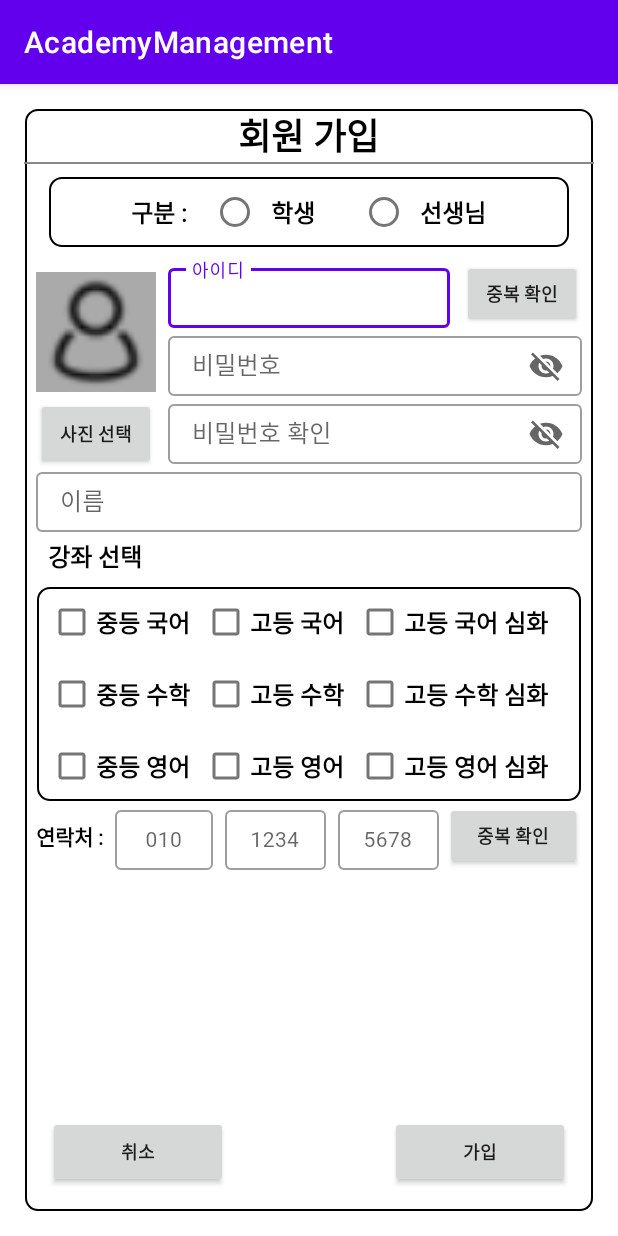
After one commit to greatCenterDeveloper/AcademyManagement, an Android app: the AcademySignupActivity screen opened directly, with no data from a screen before it, on a phone screen of 412 x 824 dp. The commit adds this screen. Run offline under Robolectric (Android 15) with nearby library versions, the phone set to English and light mode, and no system bars.

Commit message:
- LoginActivity 주석 추가 - IntroActivity Handler 부분 수정 - activity_academy_signup.xml   회원가입 UI 추가 - AcademySignupActivity   회원 가입이 필요 정보들 입력 확인 기능 추가

```diff
--- a/app/src/main/AndroidManifest.xml
+++ b/app/src/main/AndroidManifest.xml
@@ -12,6 +12,9 @@
         android:supportsRtl="true"
         android:theme="@style/Theme.AcademyManagement"
         tools:targetApi="31">
+        <activity
+            android:name=".activities.AcademySignupActivity"
+            android:exported="false" />
         <activity
             android:name=".activities.AcademyLoginActivity"
             android:exported="false" />
--- /dev/null
+++ b/app/src/main/java/com/swj/academymanagement/activities/AcademySignupActivity.kt
@@ -0,0 +1,115 @@
+package com.swj.academymanagement.activities
+
+import androidx.appcompat.app.AppCompatActivity
+import android.os.Bundle
+import android.widget.CheckBox
+import androidx.appcompat.app.AlertDialog
+import com.google.android.material.radiobutton.MaterialRadioButton
+import com.swj.academymanagement.databinding.ActivityAcademySignupBinding
+
+class AcademySignupActivity : AppCompatActivity() {
+
+    val binding:ActivityAcademySignupBinding by lazy { ActivityAcademySignupBinding.inflate(layoutInflater) }
+    // 학생, 선생님 둘 중 하나 선택했는지 확인..
+    var authCheck = false
+    // 아이디 중복검사 했는지 확인..
+    var idCheck = false
+    // 비밀번호가 서로 일치하는지 확인..
+    var passwordCheck = false
+    // 핸드폰 중복검사 했는지 확인..
+    var callCheck = false
+    override fun onCreate(savedInstanceState: Bundle?) {
+        super.onCreate(savedInstanceState)
+        setContentView(binding.root)
+
+        binding.btnSighup.setOnClickListener { signUp() }
+    }
+
+    // 가입 버튼 클릭
+    private fun signUp() {
+        // 권한 가져오기 ( 학생, 선생님 )
+        var authority = ""
+
+        // 학생이나 선생님 중 둘 중 하나라도 선택을 했다면..
+        if (binding.rbStudent.isChecked || binding.rbTeacher.isChecked) {
+            authority = findViewById<MaterialRadioButton>(binding.rgAuthority.checkedRadioButtonId).text.toString()
+            authCheck = true
+        }
+
+        // 사진 경로
+        //val profile
+
+        // 아이디
+        var id:String = binding.tilInputId.editText!!.text.toString()
+
+        // 아이디 중복 체크
+        binding.btnIdCheck.setOnClickListener{
+            if(id.equals("")) {
+                AlertDialog.Builder(this).setMessage("아이디를 입력하세요.").setPositiveButton("OK", null).show()
+                idCheck = false
+            } else {
+                // 중복된 아이디가 없는지 Retrofit
+            }
+        }
+
+        // 비밀번호
+        var password:String = binding.tilInputPassword.editText!!.text.toString()
+
+        // 비밀번호 확인과 일치하는지?
+        passwordCheck = binding.tilInputPasswordCheck.editText!!.text.toString().equals(password)
+
+        var name:String = ""
+        if (!binding.tilInputName.editText!!.text.toString().equals(""))
+            name = binding.tilInputName.editText!!.text.toString()
+
+        val courseArr:MutableList<String> = mutableListOf()
+        if (binding.cbMiddleKor.isChecked) courseArr.add(binding.cbMiddleKor.text.toString())
+        if (binding.cbHighKor.isChecked) courseArr.add(binding.cbHighKor.text.toString())
+        if (binding.cbHighKorAdvance.isChecked) courseArr.add(binding.cbHighKorAdvance.text.toString())
+
+        if (binding.cbMiddleMath.isChecked) courseArr.add(binding.cbMiddleMath.text.toString())
+        if (binding.cbHighMath.isChecked) courseArr.add(binding.cbHighMath.text.toString())
+        if (binding.cbHighMathAdvance.isChecked) courseArr.add(binding.cbHighMathAdvance.text.toString())
+
+        if (binding.cbMiddleEng.isChecked) courseArr.add(binding.cbMiddleEng.text.toString())
+        if (binding.cbHighEng.isChecked) courseArr.add(binding.cbHighEng.text.toString())
+        if (binding.cbHighEngAdvance.isChecked) courseArr.add(binding.cbHighEngAdvance.text.toString())
+
+        var call1 = ""
+        if (binding.tilCall1.editText!!.text.toString().length == 3) {
+            call1 = binding.tilCall1.editText!!.text.toString()
+        }
+
+        var call2 = ""
+        if (binding.tilCall2.editText!!.text.toString().length == 4) {
+            call2 = binding.tilCall2.editText!!.text.toString()
+        }
+
+        var call3 = ""
+        if (binding.tilCall3.editText!!.text.toString().length == 4) {
+            call3 = binding.tilCall3.editText!!.text.toString()
+        }
+
+        var call = ""
+        binding.btnCallCheck.setOnClickListener {
+            if (call1.equals("") || call2.equals("") || call3.equals("")) {
+                AlertDialog.Builder(this).setMessage("휴대폰 번호를 입력하세요.").setPositiveButton("OK", null).show()
+                callCheck = false
+            }  else {
+                // 중복된 휴대폰 번호가 있는지 Retrofit
+
+                call = "${call1}-${call2}-${call3}"
+            }
+        }
+
+        // 권한 선택함
+        // 아이디가 중복되지 않음
+        // 비밀번호 / 비밀번호 확인이 서로 일치
+        // 이름 입력함
+        // 강좌 선택함
+        // 휴대폰 번호 중복되지 않을 경우 가입 승인
+        if(authCheck && idCheck && passwordCheck && !name.equals("") && courseArr.size != 0 && !call.equals("")) {
+            // 가입 승인 Retrofit
+        }
+    }
+}
--- a/app/src/main/java/com/swj/academymanagement/activities/IntroActivity.kt
+++ b/app/src/main/java/com/swj/academymanagement/activities/IntroActivity.kt
@@ -16,7 +16,7 @@ class IntroActivity : AppCompatActivity() {
         handler.postDelayed({
             startActivity(Intent(this, LoginActivity::class.java))
             finish()
-        }, 1000)
+        }, 1500)
     }
 
     override fun onPause() {
--- a/app/src/main/java/com/swj/academymanagement/activities/LoginActivity.kt
+++ b/app/src/main/java/com/swj/academymanagement/activities/LoginActivity.kt
@@ -12,17 +12,28 @@ class LoginActivity : AppCompatActivity() {
         super.onCreate(savedInstanceState)
         setContentView(binding.root)
 
+        // 학원 아이디로 로그인 버튼
         binding.btnAcademyAccount.setOnClickListener {
             startActivity(Intent(this, AcademyLoginActivity::class.java))
             finish()
         }
 
+        // 네이버 아이디로 로그인 버튼
         binding.btnNaverAccount.setOnClickListener {}
 
+        // 회원 가입 버튼
         binding.btnSignUp.setOnClickListener {
             binding.layoutLogin.visibility = View.GONE
             binding.layoutSignup.visibility = View.VISIBLE
         }
 
+        // 학원 아이디로 가입하기 버튼
+        binding.btnAcademyAccountSignup.setOnClickListener {
+            startActivity(Intent(this, AcademySignupActivity::class.java))
+            finish()
+        }
+
+        // 네이버 아이디로 가입하기 버튼
+        binding.btnNaverAccountSignup.setOnClickListener {}
     }
 }
--- /dev/null
+++ b/app/src/main/res/layout/activity_academy_signup.xml
@@ -0,0 +1,458 @@
+<?xml version="1.0" encoding="utf-8"?>
+<RelativeLayout xmlns:android="http://schemas.android.com/apk/res/android"
+    xmlns:app="http://schemas.android.com/apk/res-auto"
+    xmlns:tools="http://schemas.android.com/tools"
+    android:layout_width="match_parent"
+    android:layout_height="match_parent"
+    android:padding="16dp"
+    tools:context=".activities.AcademySignupActivity">
+
+    <RelativeLayout
+        android:layout_width="match_parent"
+        android:layout_height="match_parent"
+        android:background="@drawable/layout_border">
+
+        <TextView
+            android:id="@+id/tv_title"
+            android:layout_width="wrap_content"
+            android:layout_height="wrap_content"
+            android:text="회원 가입"
+            android:textSize="24sp"
+            android:textStyle="bold"
+            android:textColor="@color/black"
+            android:fontFamily="@font/cookierunbold"
+            android:layout_centerHorizontal="true"/>
+
+        <RelativeLayout
+            android:id="@+id/line"
+            android:layout_width="match_parent"
+            android:layout_height="1dp"
+            android:background="#888888"
+            android:layout_below="@id/tv_title"/>
+
+        <RadioGroup
+            android:id="@+id/rg_authority"
+            android:layout_width="match_parent"
+            android:layout_height="wrap_content"
+            android:layout_below="@id/line"
+            android:layout_marginTop="8dp"
+            android:orientation="horizontal"
+            android:gravity="center_horizontal"
+            android:background="@drawable/layout_border"
+            android:layout_marginLeft="16dp"
+            android:layout_marginRight="16dp">
+
+            <TextView
+                android:layout_width="wrap_content"
+                android:layout_height="wrap_content"
+                android:text="구분 :"
+                android:textStyle="bold"
+                android:textColor="@color/black"
+                android:textSize="16sp"
+                android:fontFamily="@font/cookierunbold"
+                android:layout_marginRight="16dp"/>
+
+            <com.google.android.material.radiobutton.MaterialRadioButton
+                android:id="@+id/rb_student"
+                android:layout_width="wrap_content"
+                android:layout_height="wrap_content"
+                android:text="학생"
+                android:textStyle="bold"
+                android:textColor="@color/black"
+                android:textSize="16sp"
+                android:fontFamily="@font/cookierunbold"
+                android:paddingLeft="8dp"/>
+
+            <com.google.android.material.radiobutton.MaterialRadioButton
+                android:id="@+id/rb_teacher"
+                android:layout_width="wrap_content"
+                android:layout_height="wrap_content"
+                android:text="선생님"
+                android:textStyle="bold"
+                android:textColor="@color/black"
+                android:textSize="16sp"
+                android:fontFamily="@font/cookierunbold"
+                android:paddingLeft="8dp"
+                android:layout_marginLeft="30dp"/>
+        </RadioGroup>
+
+        <ImageView
+            android:id="@+id/iv_profile"
+            android:layout_width="80dp"
+            android:layout_height="80dp"
+            android:background="#aaaaaa"
+            android:src="@drawable/user_icon"
+            android:scaleType="centerCrop"
+            android:layout_below="@id/rg_authority"
+            android:layout_marginLeft="8dp"
+            android:layout_marginTop="16dp"/>
+
+        <androidx.appcompat.widget.AppCompatButton
+            android:id="@+id/btn_profile_select"
+            android:layout_width="80dp"
+            android:layout_height="wrap_content"
+            android:text="사진 선택"
+            android:textStyle="bold"
+            android:textSize="12sp"
+            android:fontFamily="@font/cookierunblack"
+            android:layout_below="@id/iv_profile"
+            android:layout_marginLeft="8dp"
+            android:layout_marginTop="4dp"/>
+
+        <com.google.android.material.textfield.TextInputLayout
+            android:id="@+id/til_input_id"
+            android:layout_width="wrap_content"
+            android:layout_height="45dp"
+            style="@style/Widget.MaterialComponents.TextInputLayout.OutlinedBox"
+            android:layout_marginTop="8dp"
+            android:layout_marginLeft="8dp"
+            android:layout_marginRight="8dp"
+            android:hint="아이디"
+            app:endIconMode="clear_text"
+            android:layout_below="@id/rg_authority"
+            android:layout_toRightOf="@id/iv_profile"
+            android:layout_toLeftOf="@id/btn_id_check">
+
+            <com.google.android.material.textfield.TextInputEditText
+                android:layout_width="match_parent"
+                android:layout_height="wrap_content"
+                android:fontFamily="@font/cookierunbold"/>
+
+        </com.google.android.material.textfield.TextInputLayout>
+
+        <androidx.appcompat.widget.AppCompatButton
+            android:id="@+id/btn_id_check"
+            android:layout_width="80dp"
+            android:layout_height="wrap_content"
+            android:text="중복 확인"
+            android:textStyle="bold"
+            android:textSize="12sp"
+            android:fontFamily="@font/cookierunblack"
+            android:layout_below="@id/rg_authority"
+            android:layout_alignTop="@id/til_input_id"
+            android:layout_alignParentRight="true"
+            android:layout_alignBottom="@id/til_input_id"
+            android:layout_marginRight="8dp"/>
+
+        <com.google.android.material.textfield.TextInputLayout
+            android:id="@+id/til_input_password"
+            android:layout_width="wrap_content"
+            android:layout_height="45dp"
+            android:layout_marginLeft="8dp"
+            android:layout_marginRight="8dp"
+            style="@style/Widget.MaterialComponents.TextInputLayout.OutlinedBox"
+            android:hint="비밀번호"
+            app:endIconMode="password_toggle"
+            android:layout_below="@id/til_input_id"
+            android:layout_toRightOf="@id/iv_profile"
+            android:layout_alignParentRight="true">
+
+            <com.google.android.material.textfield.TextInputEditText
+                android:layout_width="match_parent"
+                android:layout_height="wrap_content"
+                android:fontFamily="@font/cookierunbold"/>
+
+        </com.google.android.material.textfield.TextInputLayout>
+
+        <com.google.android.material.textfield.TextInputLayout
+            android:id="@+id/til_input_password_check"
+            android:layout_width="wrap_content"
+            android:layout_height="45dp"
+            android:layout_marginLeft="8dp"
+            android:layout_marginRight="8dp"
+            style="@style/Widget.MaterialComponents.TextInputLayout.OutlinedBox"
+            android:hint="비밀번호 확인"
+            app:endIconMode="password_toggle"
+            android:layout_below="@id/til_input_password"
+            android:layout_toRightOf="@id/iv_profile"
+            android:layout_alignParentRight="true">
+
+            <com.google.android.material.textfield.TextInputEditText
+                android:layout_width="match_parent"
+                android:layout_height="wrap_content"
+                android:fontFamily="@font/cookierunbold"/>
+
+        </com.google.android.material.textfield.TextInputLayout>
+
+        <com.google.android.material.textfield.TextInputLayout
+            android:id="@+id/til_input_name"
+            android:layout_width="match_parent"
+            android:layout_height="45dp"
+            android:layout_marginLeft="8dp"
+            android:layout_marginRight="8dp"
+            style="@style/Widget.MaterialComponents.TextInputLayout.OutlinedBox"
+            android:hint="이름"
+            app:endIconMode="clear_text"
+            android:layout_below="@id/til_input_password_check">
+
+            <com.google.android.material.textfield.TextInputEditText
+                android:layout_width="match_parent"
+                android:layout_height="wrap_content"
+                android:fontFamily="@font/cookierunbold"/>
+
+        </com.google.android.material.textfield.TextInputLayout>
+
+        <TextView
+            android:id="@+id/tv_course_title"
+            android:layout_width="wrap_content"
+            android:layout_height="wrap_content"
+            android:text="강좌 선택"
+            android:textStyle="bold"
+            android:textColor="@color/black"
+            android:textSize="16sp"
+            android:layout_marginLeft="16dp"
+            android:layout_marginTop="4dp"
+            android:fontFamily="@font/cookierunbold"
+            android:layout_below="@id/til_input_name" />
+
+        <RelativeLayout
+            android:id="@+id/course_layout"
+            android:layout_width="match_parent"
+            android:layout_height="wrap_content"
+            android:layout_below="@id/tv_course_title"
+            android:layout_marginTop="8dp"
+            android:layout_marginLeft="8dp"
+            android:layout_marginRight="8dp"
+            android:background="@drawable/layout_border">
+            <CheckBox
+                android:id="@+id/cb_middle_kor"
+                android:layout_width="wrap_content"
+                android:layout_height="wrap_content"
+                android:text="중등 국어"
+                android:textStyle="bold"
+                android:textColor="@color/black"
+                android:textSize="16sp"
+                android:fontFamily="@font/cookierunbold"
+                android:layout_marginLeft="8dp"/>
+
+            <CheckBox
+                android:id="@+id/cb_high_kor"
+                android:layout_width="wrap_content"
+                android:layout_height="wrap_content"
+                android:text="고등 국어"
+                android:textStyle="bold"
+                android:textColor="@color/black"
+                android:textSize="16sp"
+                android:fontFamily="@font/cookierunbold"
+                android:layout_toRightOf="@id/cb_middle_kor"
+                android:layout_marginLeft="8dp"/>
+
+            <CheckBox
+                android:id="@+id/cb_high_kor_advance"
+                android:layout_width="wrap_content"
+                android:layout_height="wrap_content"
+                android:text="고등 국어 심화"
+                android:textStyle="bold"
+                android:textColor="@color/black"
+                android:textSize="16sp"
+                android:fontFamily="@font/cookierunbold"
+                android:layout_toRightOf="@id/cb_high_kor"
+                android:layout_marginLeft="8dp"/>
+
+            <CheckBox
+                android:id="@+id/cb_middle_math"
+                android:layout_width="wrap_content"
+                android:layout_height="wrap_content"
+                android:text="중등 수학"
+                android:textStyle="bold"
+                android:textColor="@color/black"
+                android:textSize="16sp"
+                android:fontFamily="@font/cookierunbold"
+                android:layout_marginLeft="8dp"
+                android:layout_below="@id/cb_middle_kor"/>
+
+            <CheckBox
+                android:id="@+id/cb_high_math"
+                android:layout_width="wrap_content"
+                android:layout_height="wrap_content"
+                android:text="고등 수학"
+                android:textStyle="bold"
+                android:textColor="@color/black"
+                android:textSize="16sp"
+                android:fontFamily="@font/cookierunbold"
+                android:layout_toRightOf="@id/cb_middle_kor"
+                android:layout_marginLeft="8dp"
+                android:layout_alignTop="@id/cb_middle_math"/>
+
+            <CheckBox
+                android:id="@+id/cb_high_math_advance"
+                android:layout_width="wrap_content"
+                android:layout_height="wrap_content"
+                android:text="고등 수학 심화"
+                android:textStyle="bold"
+                android:textColor="@color/black"
+                android:textSize="16sp"
+                android:fontFamily="@font/cookierunbold"
+                android:layout_toRightOf="@id/cb_high_kor"
+                android:layout_marginLeft="8dp"
+                android:layout_alignTop="@id/cb_middle_math"/>
+
+            <CheckBox
+                android:id="@+id/cb_middle_eng"
+                android:layout_width="wrap_content"
+                android:layout_height="wrap_content"
+                android:text="중등 영어"
+                android:textStyle="bold"
+                android:textColor="@color/black"
+                android:textSize="16sp"
+                android:fontFamily="@font/cookierunbold"
+                android:layout_marginLeft="8dp"
+                android:layout_below="@id/cb_middle_math"/>
+
+            <CheckBox
+                android:id="@+id/cb_high_eng"
+                android:layout_width="wrap_content"
+                android:layout_height="wrap_content"
+                android:text="고등 영어"
+                android:textStyle="bold"
+                android:textColor="@color/black"
+                android:textSize="16sp"
+                android:fontFamily="@font/cookierunbold"
+                android:layout_toRightOf="@id/cb_middle_kor"
+                android:layout_marginLeft="8dp"
+                android:layout_alignTop="@id/cb_middle_eng"/>
+
+            <CheckBox
+                android:id="@+id/cb_high_eng_advance"
+                android:layout_width="wrap_content"
+                android:layout_height="wrap_content"
+                android:text="고등 영어 심화"
+                android:textStyle="bold"
+                android:textColor="@color/black"
+                android:textSize="16sp"
+                android:fontFamily="@font/cookierunbold"
+                android:layout_toRightOf="@id/cb_high_kor"
+                android:layout_marginLeft="8dp"
+                android:layout_alignTop="@id/cb_middle_eng"/>
+        </RelativeLayout>
+
+        <TextView
+            android:id="@+id/tv_call_title"
+            android:layout_width="wrap_content"
+            android:layout_height="wrap_content"
+            android:text="연락처 :"
+            android:textStyle="bold"
+            android:textColor="@color/black"
+            android:textSize="14sp"
+            android:fontFamily="@font/cookierunbold"
+            android:layout_below="@id/course_layout"
+            android:layout_alignBottom="@id/til_call_1"
+            android:gravity="center"
+            android:layout_marginLeft="8dp"/>
+
+        <com.google.android.material.textfield.TextInputLayout
+            android:id="@+id/til_call_1"
+            android:layout_width="65dp"
+            android:layout_height="45dp"
+            android:layout_marginLeft="8dp"
+            android:layout_marginRight="4dp"
+            style="@style/Widget.MaterialComponents.TextInputLayout.OutlinedBox"
+            android:hint="010"
+            app:endIconMode="clear_text"
+            android:layout_below="@id/course_layout"
+            android:layout_toRightOf="@id/tv_call_title">
+
+            <com.google.android.material.textfield.TextInputEditText
+                android:layout_width="match_parent"
+                android:layout_height="wrap_content"
+                android:fontFamily="@font/cookierunbold"
+                android:textSize="14sp"
+                android:textColor="@color/black"
+                android:inputType="number"
+                android:ems="3"
+                android:maxLength="3"
+                android:gravity="center"/>
+
+        </com.google.android.material.textfield.TextInputLayout>
+
+        <com.google.android.material.textfield.TextInputLayout
+            android:id="@+id/til_call_2"
+            android:layout_width="67dp"
+            android:layout_height="45dp"
+            android:layout_marginLeft="4dp"
+            android:layout_marginRight="4dp"
+            style="@style/Widget.MaterialComponents.TextInputLayout.OutlinedBox"
+            android:hint="1234"
+            app:endIconMode="clear_text"
+            android:layout_below="@id/course_layout"
+            android:layout_toRightOf="@id/til_call_1">
+
+            <com.google.android.material.textfield.TextInputEditText
+                android:layout_width="match_parent"
+                android:layout_height="wrap_content"
+                android:fontFamily="@font/cookierunbold"
+                android:textSize="14sp"
+                android:textColor="@color/black"
+                android:inputType="number"
+                android:ems="3"
+                android:maxLength="4"
+                android:gravity="center"/>
+
+        </com.google.android.material.textfield.TextInputLayout>
+
+        <com.google.android.material.textfield.TextInputLayout
+            android:id="@+id/til_call_3"
+            android:layout_width="67dp"
+            android:layout_height="45dp"
+            android:layout_marginLeft="4dp"
+            android:layout_marginRight="4dp"
+            style="@style/Widget.MaterialComponents.TextInputLayout.OutlinedBox"
+            android:hint="5678"
+            app:endIconMode="clear_text"
+            android:layout_below="@id/course_layout"
+            android:layout_toRightOf="@id/til_call_2">
+
+            <com.google.android.material.textfield.TextInputEditText
+                android:layout_width="match_parent"
+                android:layout_height="wrap_content"
+                android:fontFamily="@font/cookierunbold"
+                android:textSize="14sp"
+                android:textColor="@color/black"
+                android:inputType="number"
+                android:ems="3"
+                android:maxLength="4"
+                android:gravity="center"/>
+
+        </com.google.android.material.textfield.TextInputLayout>
+
+        <androidx.appcompat.widget.AppCompatButton
+            android:id="@+id/btn_call_check"
+            android:layout_width="wrap_content"
+            android:layout_height="wrap_content"
+            android:text="중복 확인"
+            android:textStyle="bold"
+            android:textSize="12sp"
+            android:fontFamily="@font/cookierunblack"
+            android:layout_below="@id/course_layout"
+            android:layout_alignTop="@id/til_call_3"
+            android:layout_alignParentRight="true"
+            android:layout_toRightOf="@id/til_call_3"
+            android:layout_alignBottom="@id/til_call_3"
+            android:layout_marginRight="8dp"/>
+
+        <androidx.appcompat.widget.AppCompatButton
+            android:id="@+id/btn_cancel"
+            android:layout_width="120dp"
+            android:layout_height="wrap_content"
+            android:text="취소"
+            android:textStyle="bold"
+            android:textSize="12sp"
+            android:fontFamily="@font/cookierunblack"
+            android:layout_alignParentBottom="true"
+            android:layout_marginBottom="16dp"
+            android:layout_marginLeft="16dp"/>
+
+        <androidx.appcompat.widget.AppCompatButton
+            android:id="@+id/btn_sighup"
+            android:layout_width="120dp"
+            android:layout_height="wrap_content"
+            android:text="가입"
+            android:textStyle="bold"
+            android:textSize="12sp"
+            android:fontFamily="@font/cookierunblack"
+            android:layout_alignParentBottom="true"
+            android:layout_alignParentRight="true"
+            android:layout_marginBottom="16dp"
+            android:layout_marginRight="16dp"/>
+    </RelativeLayout>
+</RelativeLayout>
```
